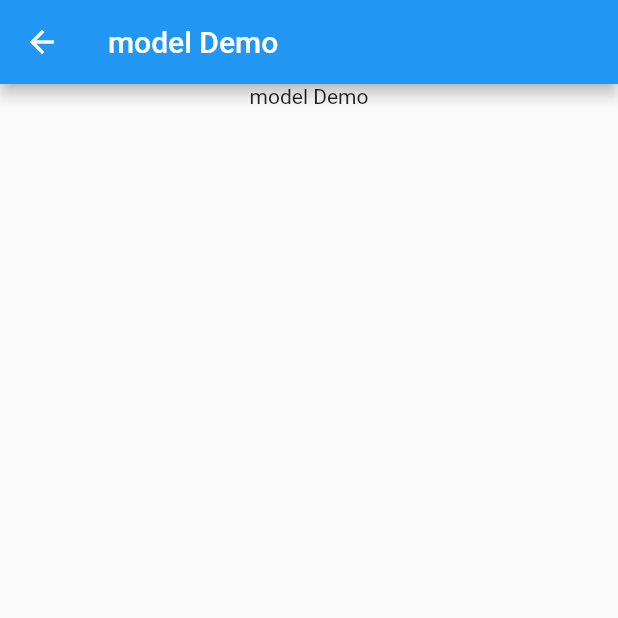
After one commit to xiongben/flutterLearnDemo2, a Flutter app: the ModelTestDemo screen opened by its route, on a phone screen of 412 x 824 dp, the top half of it. The commit adds this screen. Run offline on Flutter 3.47's test engine with Material 2 defaults, Android fonts, the phone set to English and light mode, and no system bars; our stand-ins replace flutter_screenutil.

Commit message:
[add] json demo

```diff
--- a/lib/DialogDemo/index.dart
+++ b/lib/DialogDemo/index.dart
@@ -42,7 +42,14 @@ class _DialogDemoState extends State<DialogDemo> {
                   },
                   child: Text("test dialog data demo"),
                 ),
-                SizedBox(height: 40.w,),
+                SizedBox(height: 30.w,),
+                InkWell(
+                  onTap: () {
+                    showaLoadingDialog();
+                  },
+                  child: Text("test loading dialog demo"),
+                ),
+                SizedBox(height: 30.w,),
                 StatefulBuilder(
                   builder: (context, _setState) {
                     return Checkbox(
@@ -116,6 +123,33 @@ class _DialogDemoState extends State<DialogDemo> {
           ],
         );
       },
+    );
+  }
+
+  // 自定义弹窗宽度
+  showaLoadingDialog () {
+    showDialog(
+        context: context,
+        builder: (context) {
+          return UnconstrainedBox(
+            constrainedAxis: Axis.vertical,
+            child: SizedBox(
+              width: 280.w,
+              child: AlertDialog(
+                content: Column(
+                  mainAxisSize: MainAxisSize.min,
+                  children: [
+                    CircularProgressIndicator(),
+                    Padding(
+                      padding: EdgeInsets.only(top: 26.w),
+                      child: Text("正在加载中，，，"),
+                    )
+                  ],
+                ),
+              ),
+            ),
+          );
+        }
     );
   }
 
--- a/lib/main.dart
+++ b/lib/main.dart
@@ -5,6 +5,7 @@ import 'package:learn_flutter/ProviderDemo/index.dart';
 import 'package:learn_flutter/demoOne/index.dart';
 import 'package:learn_flutter/demoTwo/index.dart';
 import 'package:flutter_screenutil/flutter_screenutil.dart';
+import 'package:learn_flutter/modelDemo/index.dart';
 import 'package:learn_flutter/pointDemo/index.dart';
 import 'package:learn_flutter/sliverDemo/index.dart';
 
@@ -38,7 +39,8 @@ class MyApp extends StatelessWidget {
             "sliver_demo": (context) => SliverDemo(),
             "pointer_demo": (context) => PointerDemo(),
             "provide_demo": (context) => ProviderDemo(),
-            "dialog_demo": (context) => DialogDemo()
+            "dialog_demo": (context) => DialogDemo(),
+            "model_demo": (context) => ModelTestDemo()
           },
           home: MyHomePage(title: 'Flutter Demo Home Page'),
         )
@@ -146,7 +148,12 @@ class _MyHomePageState extends State<MyHomePage> {
                     onPressed: () {
                       Navigator.pushNamed(context, "dialog_demo");
                     },
-                    child: Text("Demo Dialog"))
+                    child: Text("Demo Dialog")),
+                ElevatedButton(
+                    onPressed: () {
+                      Navigator.pushNamed(context, "model_demo");
+                    },
+                    child: Text("Demo model"))
               ],
             ),
           ],
--- /dev/null
+++ b/lib/modelDemo/User.dart
@@ -0,0 +1,81 @@
+// To parse this JSON data, do
+//
+//     final user = userFromJson(jsonString);
+
+import 'dart:convert';
+
+User userFromJson(String str) => User.fromJson(json.decode(str));
+
+String userToJson(User data) => json.encode(data.toJson());
+
+class User {
+  User({
+    required this.name,
+    required this.email,
+    required this.mother,
+    required this.friends,
+  });
+
+  String name;
+  String email;
+  Mother mother;
+  List<Friend> friends;
+
+  factory User.fromJson(Map<String, dynamic> json) => User(
+    name: json["name"],
+    email: json["email"],
+    mother: Mother.fromJson(json["mother"]),
+    friends: List<Friend>.from(json["friends"].map((x) => Friend.fromJson(x))),
+  );
+
+  Map<String, dynamic> toJson() => {
+    "name": name,
+    "email": email,
+    "mother": mother.toJson(),
+    "friends": List<dynamic>.from(friends.map((x) => x.toJson())),
+  };
+}
+
+class Friend {
+  Friend({
+    required this.name,
+    required this.email,
+    required this.age,
+  });
+
+  String name;
+  String email;
+  int age;
+
+  factory Friend.fromJson(Map<String, dynamic> json) => Friend(
+    name: json["name"],
+    email: json["email"],
+    age: json["age"],
+  );
+
+  Map<String, dynamic> toJson() => {
+    "name": name,
+    "email": email,
+    "age": age,
+  };
+}
+
+class Mother {
+  Mother({
+    required this.name,
+    required this.email,
+  });
+
+  String name;
+  String email;
+
+  factory Mother.fromJson(Map<String, dynamic> json) => Mother(
+    name: json["name"],
+    email: json["email"],
+  );
+
+  Map<String, dynamic> toJson() => {
+    "name": name,
+    "email": email,
+  };
+}
--- /dev/null
+++ b/lib/modelDemo/index.dart
@@ -0,0 +1,72 @@
+import 'package:flutter/cupertino.dart';
+import 'package:flutter/material.dart';
+import 'dart:math';
+import 'package:flutter_screenutil/flutter_screenutil.dart';
+
+import 'User.dart';
+
+
+class ModelTestDemo extends StatefulWidget {
+  const ModelTestDemo({Key? key}) : super(key: key);
+
+  @override
+  State<ModelTestDemo> createState() => _ModelTestDemoState();
+}
+
+class _ModelTestDemoState extends State<ModelTestDemo> {
+
+  static const test_json = {
+    "name": "John Smith",
+    "email": "john@example.com",
+    "mother":{
+      "name": "Alice",
+      "email":"alice@example.com"
+    },
+    "friends":[
+      {
+        "name": "Jack",
+        "email":"Jack@example.com",
+        "age": 56
+      },
+      {
+        "name": "Nancy",
+        "email":"Nancy@example.com",
+        "age": 56
+      }
+    ]
+  };
+
+
+
+  @override
+  void initState() {
+    // TODO: implement initState
+    super.initState();
+    User user_one = User.fromJson(test_json);
+    print('=================');
+    print(user_one.name);
+    print(user_one.mother.name);
+    print('=================');
+  }
+
+
+
+  @override
+  Widget build(BuildContext context) {
+    return Scaffold(
+        appBar: AppBar(title: Text("model Demo"),),
+        body: SafeArea(
+          child: Container(
+            width: double.infinity,
+            padding: EdgeInsets.symmetric(horizontal: 15.w),
+            child: Column(
+              crossAxisAlignment: CrossAxisAlignment.center,
+              children: [
+                Text("model Demo"),
+              ],
+            ),
+          ),
+        )
+    );
+  }
+}
```
